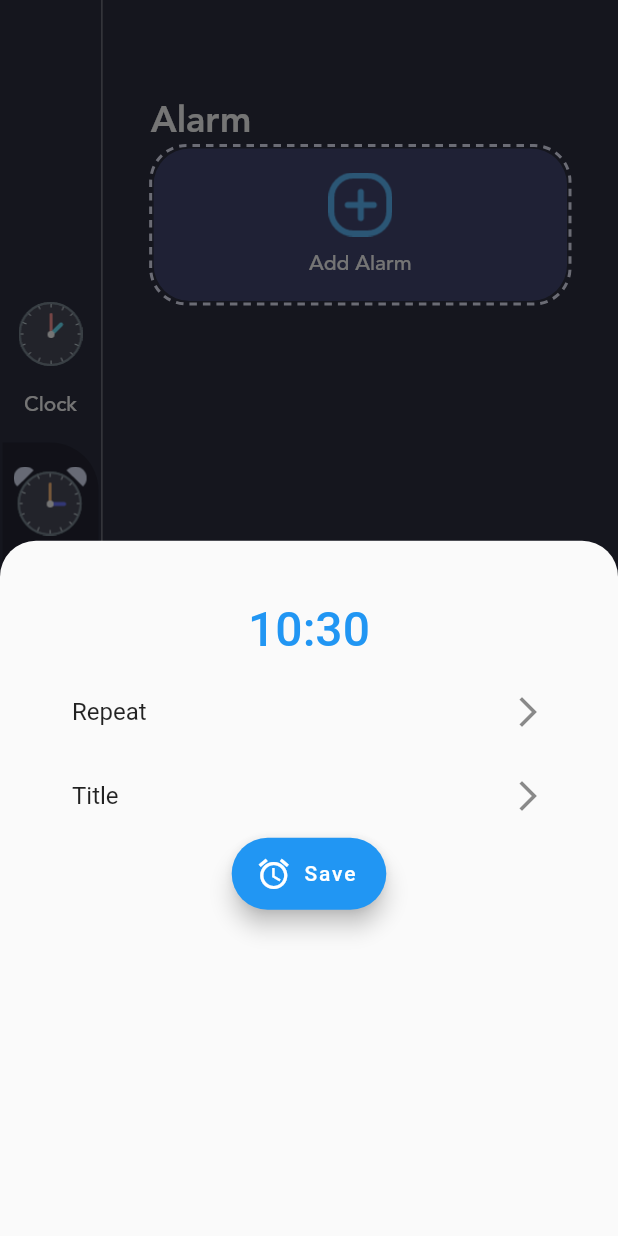
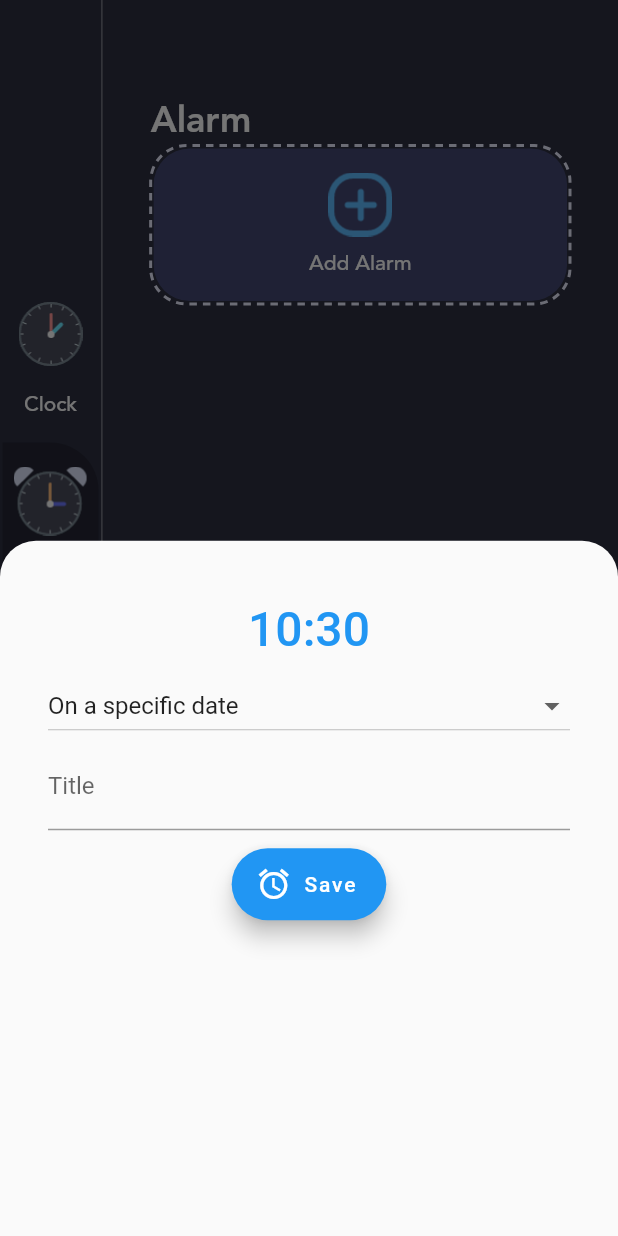
Before and after one commit to GonzaloAldana/Alarm-App-Flutter, a Flutter app: the screen it shows after launch, after a tap on "Alarm", after a tap on "Add Alarm", on a phone screen of 412 x 824 dp. Run offline on Flutter 3.47's test engine with Material 2 defaults, Android fonts, the phone set to English and light mode, and no system bars; drawn by our look-alikes of dotted_border; our stand-ins replace flutter_local_notifications, flutter_native_timezone, sqflite, timezone; accounts and stored records are empty.

Commit message:
Alarm repeat interval and title

```diff
--- a/lib/alarm_helper.dart
+++ b/lib/alarm_helper.dart
@@ -8,9 +8,8 @@ import 'package:timezone/timezone.dart' as tz;
 const String tableAlarm = 'alarm';
 const String columnId = 'id';
 const String columnTitle = 'title';
+const String columnRepeatInterval = 'alarmRepeatInterval';
 const String columnDateTime = 'alarmDateTime';
-const String columnPending = 'isPending';
-const String columnColorIndex = 'gradientColorIndex';
 
 class AlarmHelper {
   static Database? _database;
@@ -39,21 +38,21 @@ class AlarmHelper {
           create table $tableAlarm (
           $columnId integer primary key autoincrement,
           $columnTitle text not null,
-          $columnDateTime text not null,
-          $columnPending integer,
-          $columnColorIndex integer)
+          $columnRepeatInterval text not null,
+          $columnDateTime text not null)
         ''');
       },
     );
     return database;
   }
 
-  void insertAlarm(AlarmInfo alarmInfo) async {
-    var db = await database;
-    await db?.insert(tableAlarm, alarmInfo.toMap());
+  Future<int> insertAlarm(AlarmInfo alarmInfo) async {
+    final db = await database;
+    final _insertedId = await db!.insert(tableAlarm, alarmInfo.toMap());
+    return _insertedId;
   }
 
-  Future<List<AlarmInfo>> getAlarms() async {
+  Future<List<AlarmInfo>> getAlarms({bool deleteNonSavedAlarms = false}) async {
     List<AlarmInfo> _alarms = [];
 
     var db = await database;
@@ -61,6 +60,18 @@ class AlarmHelper {
     for (var element in result!) {
       var alarmInfo = AlarmInfo.fromMap(element);
       _alarms.add(alarmInfo);
+    }
+
+    if (deleteNonSavedAlarms) {
+      final _pendingNotificationRequests =
+          await flutterLocalNotificationsPlugin.pendingNotificationRequests();
+
+      for (var i = 0; i < _pendingNotificationRequests.length; i++) {
+        final _id = _pendingNotificationRequests[i].id;
+        if (_alarms.where((element) => element.id == _id).isEmpty) {
+          flutterLocalNotificationsPlugin.cancel(_id);
+        }
+      }
     }
 
     return _alarms;
@@ -74,33 +85,63 @@ class AlarmHelper {
 }
 
 class AlarmFunctions {
-  static void scheduleAlarm(
-      DateTime scheduledNotificationDateTime, AlarmInfo alarmInfo) async {
+  static const _notificationDetails = NotificationDetails(
+      android: AndroidNotificationDetails(
+          'gonzaloaldana.com/local_notifications', 'your channel name',
+          channelDescription: 'your channel description'));
+
+  /// Setting alarm for specific date
+  static void scheduleAlarmOnDate(AlarmInfo alarmInfo) async {
     await flutterLocalNotificationsPlugin.zonedSchedule(
-        0,
+        alarmInfo.id ?? 0,
         alarmInfo.title,
         alarmInfo.title,
-        tz.TZDateTime.from(scheduledNotificationDateTime, tz.local),
-        const NotificationDetails(
-            android: AndroidNotificationDetails(
-                'gonzaloaldana.com/local_notifications', 'your channel name',
-                channelDescription: 'your channel description')),
+        tz.TZDateTime.from(alarmInfo.alarmDateTime, tz.local),
+        _notificationDetails,
         androidAllowWhileIdle: true,
         uiLocalNotificationDateInterpretation:
             UILocalNotificationDateInterpretation.absoluteTime);
   }
 
-  /// Every minute
-  /// TODO there are more examples here https://pub.dev/packages/flutter_local_notifications/versions/9.5.3+1/example
-  Future<void> _repeatNotification() async {
-    const AndroidNotificationDetails androidPlatformChannelSpecifics =
-        AndroidNotificationDetails(
-            'repeating channel id', 'repeating channel name',
-            channelDescription: 'repeating description');
-    const NotificationDetails platformChannelSpecifics =
-        NotificationDetails(android: androidPlatformChannelSpecifics);
-    await flutterLocalNotificationsPlugin.periodicallyShow(0, 'repeating title',
-        'repeating body', RepeatInterval.everyMinute, platformChannelSpecifics,
+  /// Setting alarm for repeat interval
+  static void repeatNotification(AlarmInfo alarmInfo,
+      {required RepeatInterval repeatInterval}) async {
+    await flutterLocalNotificationsPlugin.periodicallyShow(alarmInfo.id ?? 0,
+        alarmInfo.title, alarmInfo.title, repeatInterval, _notificationDetails,
         androidAllowWhileIdle: true);
   }
+
+  /// TODO there are more examples here https://pub.dev/packages/flutter_local_notifications/versions/9.5.3+1/example
+/*
+  Future<void> scheduleMonthlyMondayTenAMNotification(
+      AlarmInfo alarmInfo) async {
+    await flutterLocalNotificationsPlugin.zonedSchedule(
+        alarmInfo.id ?? 0,
+        alarmInfo.title,
+        alarmInfo.title,
+        _nextInstanceOfMondayTenAM(),
+        _notificationDetails,
+        androidAllowWhileIdle: true,
+        uiLocalNotificationDateInterpretation:
+            UILocalNotificationDateInterpretation.absoluteTime,
+        matchDateTimeComponents: DateTimeComponents.dayOfMonthAndTime);
+  }
+
+  tz.TZDateTime _nextInstanceOfMondayTenAM() {
+    tz.TZDateTime scheduledDate = _nextInstanceOfTenAM();
+    while (scheduledDate.weekday != DateTime.monday) {
+      scheduledDate = scheduledDate.add(const Duration(days: 1));
+    }
+    return scheduledDate;
+  }
+
+  tz.TZDateTime _nextInstanceOfTenAM() {
+    final tz.TZDateTime now = tz.TZDateTime.now(tz.local);
+    tz.TZDateTime scheduledDate =
+        tz.TZDateTime(tz.local, now.year, now.month, now.day, 10);
+    if (scheduledDate.isBefore(now)) {
+      scheduledDate = scheduledDate.add(const Duration(days: 1));
+    }
+    return scheduledDate;
+  } */
 }
--- a/lib/data.dart
+++ b/lib/data.dart
@@ -1,5 +1,4 @@
 import 'package:alarm_app/enums.dart';
-import 'package:alarm_app/models/alarm_info.dart';
 import 'package:alarm_app/models/menu_info.dart';
 
 List<MenuInfo> menuItems = [
@@ -12,14 +11,3 @@ List<MenuInfo> menuItems = [
   MenuInfo(MenuType.stopwatch,
       title: 'Stopwatch', imageSource: 'assets/stopwatch_icon.png'),
 ];
-
-List<AlarmInfo> alarms = [
-  AlarmInfo(
-      alarmDateTime: DateTime.now().add(const Duration(hours: 1)),
-      title: 'Office',
-      gradientColorIndex: 0),
-  AlarmInfo(
-      alarmDateTime: DateTime.now().add(const Duration(hours: 2)),
-      title: 'Sport',
-      gradientColorIndex: 1),
-];
--- a/lib/models/alarm_info.dart
+++ b/lib/models/alarm_info.dart
@@ -2,28 +2,48 @@ class AlarmInfo {
   int? id;
   String title;
   DateTime alarmDateTime;
-  bool? isPending;
-  int gradientColorIndex;
+  AlarmRepeatInterval alarmRepeatInterval;
 
-  AlarmInfo(
-      {this.id,
-      required this.title,
-      required this.alarmDateTime,
-      this.isPending,
-      required this.gradientColorIndex});
+  AlarmInfo({
+    this.id,
+    required this.title,
+    required this.alarmDateTime,
+    required this.alarmRepeatInterval,
+  });
 
   factory AlarmInfo.fromMap(Map<String, dynamic> json) => AlarmInfo(
         id: json["id"],
         title: json["title"],
         alarmDateTime: DateTime.parse(json["alarmDateTime"]),
-        isPending: json["isPending"],
-        gradientColorIndex: json["gradientColorIndex"],
+        alarmRepeatInterval: AlarmRepeatInterval.values.firstWhere(
+            (e) => e.toString() == json["alarmRepeatInterval"],
+            orElse: () => AlarmRepeatInterval.onDate),
       );
   Map<String, dynamic> toMap() => {
         "id": id,
         "title": title,
         "alarmDateTime": alarmDateTime.toIso8601String(),
-        "isPending": isPending,
-        "gradientColorIndex": gradientColorIndex,
+        "alarmRepeatInterval": alarmRepeatInterval.toString(),
       };
 }
+
+enum AlarmRepeatInterval {
+  everyMinute,
+  hourly,
+  // An alarm every 8 hours is a list of 3 alarms every day
+/*
+  every6Hours,
+  every8Hours,
+  every12Hours, */
+  daily,
+  weekly,
+  onDate,
+}
+
+Map alarmRepeatIntervalDisplay = {
+  AlarmRepeatInterval.everyMinute: 'Every minute',
+  AlarmRepeatInterval.hourly: 'Every hour',
+  AlarmRepeatInterval.daily: 'Every day',
+  AlarmRepeatInterval.weekly: 'Every week',
+  AlarmRepeatInterval.onDate: 'On a specific date',
+};
--- a/lib/views/alarm_page.dart
+++ b/lib/views/alarm_page.dart
@@ -1,8 +1,10 @@
 import 'package:alarm_app/alarm_helper.dart';
 import 'package:alarm_app/constants/theme_data.dart';
+import 'package:alarm_app/main.dart';
 import 'package:alarm_app/models/alarm_info.dart';
 import 'package:dotted_border/dotted_border.dart';
 import 'package:flutter/material.dart';
+import 'package:flutter_local_notifications/flutter_local_notifications.dart';
 import 'package:intl/intl.dart';
 
 class AlarmPage extends StatefulWidget {
@@ -17,7 +19,8 @@ class _AlarmPageState extends State<AlarmPage> {
   late String _alarmTimeString;
   final AlarmHelper _alarmHelper = AlarmHelper();
   late Future<List<AlarmInfo>> _alarms;
-  late List<AlarmInfo> _currentAlarms;
+  AlarmRepeatInterval _alarmRepeatInterval = AlarmRepeatInterval.onDate;
+  final _titleController = TextEditingController();
 
   @override
   void initState() {
@@ -25,12 +28,13 @@ class _AlarmPageState extends State<AlarmPage> {
     _alarmTime = DateTime.now();
     loadAlarms();
     _alarmHelper.initializeDatabase().then((value) {
-      loadAlarms();
+      loadAlarms(deleteNonSavedAlarms: true);
     });
   }
 
-  void loadAlarms() {
-    _alarms = _alarmHelper.getAlarms();
+  void loadAlarms({bool deleteNonSavedAlarms = false}) {
+    _alarms =
+        _alarmHelper.getAlarms(deleteNonSavedAlarms: deleteNonSavedAlarms);
     if (mounted) setState(() {});
   }
 
@@ -91,19 +95,32 @@ class _AlarmPageState extends State<AlarmPage> {
                                 });
                               }
                             },
+                            // TODO if it's gonna use a date, use a date picker
                             child: Text(
                               _alarmTimeString,
                               style: const TextStyle(fontSize: 32),
                             ),
                           ),
-                          const ListTile(
-                            title: Text('Repeat'),
-                            trailing: Icon(Icons.arrow_forward_ios),
+                          DropdownButton<AlarmRepeatInterval>(
+                            isExpanded: true,
+                            value: _alarmRepeatInterval,
+                            items: AlarmRepeatInterval.values
+                                .map((e) =>
+                                    DropdownMenuItem<AlarmRepeatInterval>(
+                                      value: e,
+                                      child:
+                                          Text(alarmRepeatIntervalDisplay[e]),
+                                    ))
+                                .toList(),
+                            onChanged: (v) =>
+                                setModalState(() => _alarmRepeatInterval = v!),
                           ),
-                          const ListTile(
-                            title: Text('Title'),
-                            trailing: Icon(Icons.arrow_forward_ios),
+                          TextFormField(
+                            controller: _titleController,
+                            decoration:
+                                const InputDecoration(labelText: 'Title'),
                           ),
+                          const SizedBox(height: 12),
                           FloatingActionButton.extended(
                             onPressed: onSaveAlarm,
                             icon: const Icon(Icons.alarm),
@@ -134,12 +151,16 @@ class _AlarmPageState extends State<AlarmPage> {
       ),
     );
 
-    _cards(AsyncSnapshot<List<AlarmInfo>> snapshot) =>
-        snapshot.data!.map<Widget>((alarm) {
+    List<Widget> _cards(AsyncSnapshot<List<AlarmInfo>> snapshot) {
+      final _list = <Widget>[];
+
+      for (var i = 0; i < snapshot.data!.length; i++) {
+        final alarm = snapshot.data![i];
+
         var alarmTime = DateFormat('hh:mm aa').format(alarm.alarmDateTime);
-          var gradientColor = GradientTemplate
-              .gradientTemplate[alarm.gradientColorIndex].colors;
-          return Container(
+        var gradientColor =
+            GradientTemplate.gradientTemplate[alarm.id! % 5].colors;
+        final _widget = Container(
           margin: const EdgeInsets.only(bottom: 32),
           padding: const EdgeInsets.symmetric(horizontal: 16, vertical: 8),
           decoration: BoxDecoration(
@@ -179,16 +200,12 @@ class _AlarmPageState extends State<AlarmPage> {
                       ),
                     ],
                   ),
-                    Switch(
-                      onChanged: (bool value) {},
-                      value: true,
-                      activeColor: Colors.white,
-                    ),
                 ],
               ),
-                const Text(
-                  'Mon-Fri',
-                  style: TextStyle(color: Colors.white, fontFamily: 'avenir'),
+              Text(
+                alarmRepeatIntervalDisplay[alarm.alarmRepeatInterval],
+                style:
+                    const TextStyle(color: Colors.white, fontFamily: 'avenir'),
               ),
               Row(
                 mainAxisAlignment: MainAxisAlignment.spaceBetween,
@@ -212,24 +229,20 @@ class _AlarmPageState extends State<AlarmPage> {
             ],
           ),
         );
-        });
+
+        _list.add(_widget);
+      }
+      return _list;
+    }
 
     final _futureContainer = Expanded(
       child: FutureBuilder<List<AlarmInfo>>(
         future: _alarms,
         builder: (context, snapshot) {
           if (snapshot.hasData) {
-            _currentAlarms = snapshot.data!;
             return ListView(
               children: _cards(snapshot).toList().followedBy([
-                if (_currentAlarms.length < 5)
-                  _addAlarmBtn
-                else
-                  const Center(
-                      child: Text(
-                    'Only 5 alarms allowed!',
-                    style: TextStyle(color: Colors.white),
-                  )),
+                _addAlarmBtn,
               ]).toList(),
             );
           }
@@ -262,7 +275,7 @@ class _AlarmPageState extends State<AlarmPage> {
     );
   }
 
-  void onSaveAlarm() {
+  Future<void> onSaveAlarm() async {
     DateTime scheduleAlarmDateTime;
     if (_alarmTime.isAfter(DateTime.now())) {
       scheduleAlarmDateTime = _alarmTime;
@@ -272,17 +285,44 @@ class _AlarmPageState extends State<AlarmPage> {
 
     var alarmInfo = AlarmInfo(
       alarmDateTime: scheduleAlarmDateTime,
-      gradientColorIndex: _currentAlarms.length,
-      title: 'alarm',
+      title: _titleController.text,
+      alarmRepeatInterval: _alarmRepeatInterval,
     );
-    _alarmHelper.insertAlarm(alarmInfo);
-    AlarmFunctions.scheduleAlarm(scheduleAlarmDateTime, alarmInfo);
+    _titleController.clear();
+    final _insertedId = await _alarmHelper.insertAlarm(alarmInfo);
+    alarmInfo.id = _insertedId;
+
+    switch (_alarmRepeatInterval) {
+      case AlarmRepeatInterval.onDate:
+        AlarmFunctions.scheduleAlarmOnDate(alarmInfo);
+        break;
+      case AlarmRepeatInterval.daily:
+        AlarmFunctions.repeatNotification(alarmInfo,
+            repeatInterval: RepeatInterval.daily);
+        break;
+      case AlarmRepeatInterval.everyMinute:
+        AlarmFunctions.repeatNotification(alarmInfo,
+            repeatInterval: RepeatInterval.everyMinute);
+        break;
+      case AlarmRepeatInterval.hourly:
+        AlarmFunctions.repeatNotification(alarmInfo,
+            repeatInterval: RepeatInterval.hourly);
+        break;
+      case AlarmRepeatInterval.weekly:
+        AlarmFunctions.repeatNotification(alarmInfo,
+            repeatInterval: RepeatInterval.weekly);
+        break;
+      default:
+        AlarmFunctions.scheduleAlarmOnDate(alarmInfo);
+    }
+
     Navigator.pop(context);
     loadAlarms();
   }
 
   void deleteAlarm(int id) {
     _alarmHelper.delete(id);
+    flutterLocalNotificationsPlugin.cancel(id);
     loadAlarms();
   }
 }
```
Also changed, not shown: lib/main.dart (+0 -23 lines). Lines whose indentation alone changed are shown as unchanged.
